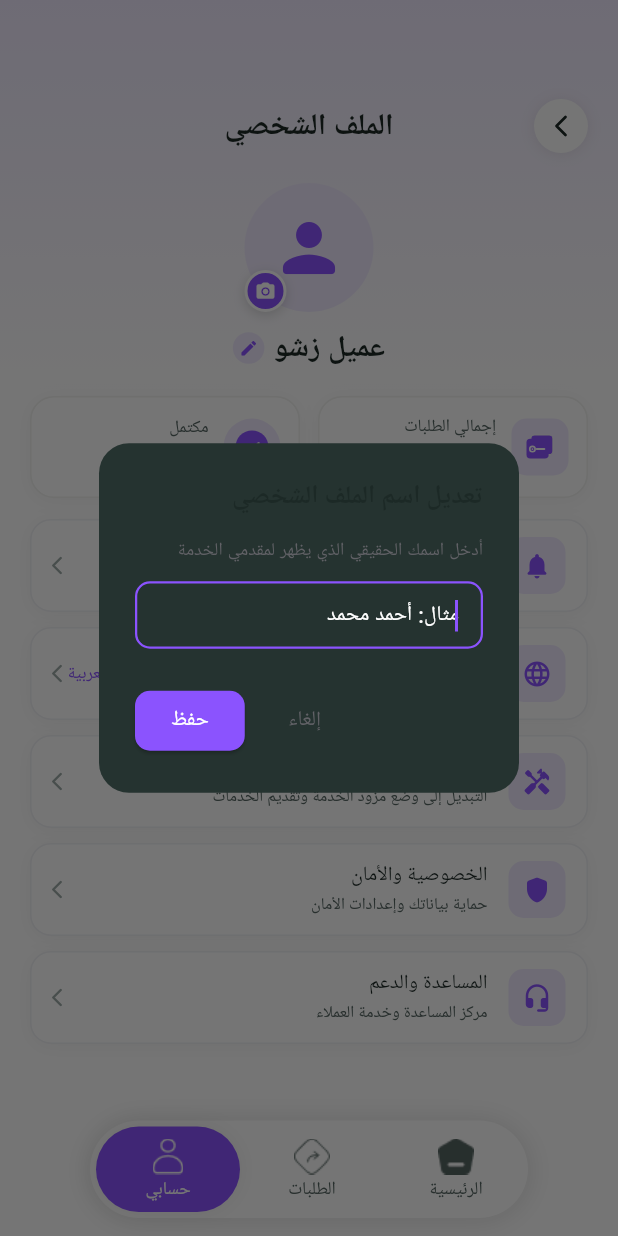
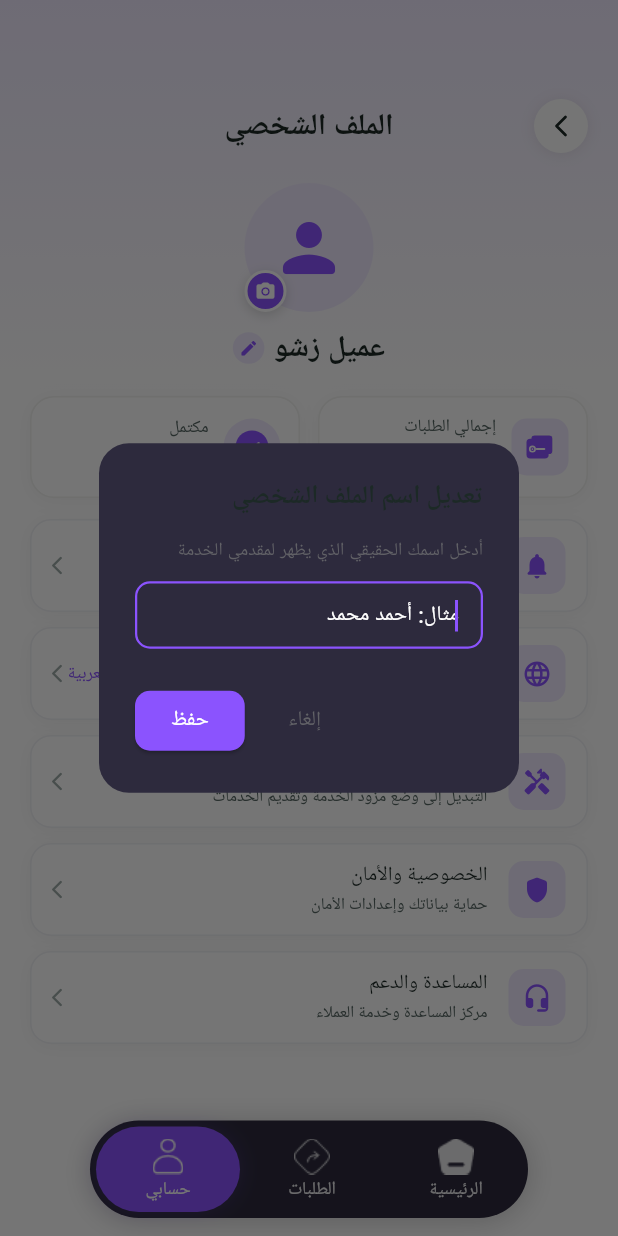
Before and after one commit to zeeshanrafiq716/Qareeb, a Flutter app: the screen it shows after launch, after a tap on "عميل زشو", on a phone screen of 412 x 824 dp. Run offline on Flutter 3.47's test engine with Material 3 defaults, Android fonts, the phone set to English and light mode, and no system bars; our stand-ins replace dio, flutter_riverpod, geolocator, google_fonts, image_picker, shared_preferences; missing offline and left inert: dart:html, dart:js; accounts and stored records are empty; network calls fail; Roboto replaces fonts that are missing (Cairo).

Commit message:
style: update tabs and buttons to dark #2D2A3D with white text and purple #8B53FE selection

```diff
--- a/mobile/lib/core/theme/app_colors.dart
+++ b/mobile/lib/core/theme/app_colors.dart
@@ -10,10 +10,12 @@ import 'package:flutter/material.dart';
 class AppColors {
   AppColors._();
 
-  // Core Brand Colors (Updated to brand purple)
-  static const Color primary = Color(0xFF8B53FE);
+  // Core Brand Colors
+  static const Color primary = Color(0xFF8B53FE); // Brand purple selection color #8B53FE
   static const Color primaryLight = Color(0xFFA67AFE);
   static const Color primaryDark = Color(0xFF7032F0);
+  static const Color darkTabs = Color(0xFF2D2A3D); // Brand dark black for tabs and unselected buttons #2D2A3D
+  static const Color brandPurple = Color(0xFF8B53FE); // Brand purple selection #8B53FE
 
   // Brand Accents
   static const Color mintAccent = Color(0xFFA67AFE);
--- a/mobile/lib/core/theme/app_theme.dart
+++ b/mobile/lib/core/theme/app_theme.dart
@@ -13,13 +13,24 @@ class AppTheme {
       scaffoldBackgroundColor: AppColors.background,
       primaryColor: AppColors.primary,
       colorScheme: const ColorScheme.dark(
-        primary: AppColors.primary,
-        secondary: AppColors.mintAccent,
-        surface: AppColors.surfaceDark,
+        primary: AppColors.brandPurple,
+        secondary: AppColors.brandPurple,
+        surface: AppColors.darkTabs,
         error: Color(0xFFFF5252),
         onPrimary: AppColors.textWhite,
         onSecondary: AppColors.background,
         onSurface: AppColors.textWhite,
+      ),
+      elevatedButtonTheme: ElevatedButtonThemeData(
+        style: ElevatedButton.styleFrom(
+          backgroundColor: AppColors.brandPurple,
+          foregroundColor: Colors.white,
+        ),
+      ),
+      tabBarTheme: const TabBarTheme(
+        indicatorColor: AppColors.brandPurple,
+        labelColor: Colors.white,
+        unselectedLabelColor: Colors.white,
       ),
       textTheme: GoogleFonts.interTextTheme().apply(
         fontFamilyFallback: const ['Cairo', 'Tajawal', 'Inter', 'Roboto', 'Segoe UI', 'Arial', 'sans-serif'],
--- a/mobile/lib/features/home/presentation/widgets/bottom_nav_bar_widget.dart
+++ b/mobile/lib/features/home/presentation/widgets/bottom_nav_bar_widget.dart
@@ -77,14 +77,14 @@ class _BottomNavBarWidgetState extends ConsumerState<BottomNavBarWidget> {
         right: 0.0,
       ),
       decoration: BoxDecoration(
-        color: const Color(0xFFFFFFFF),
+        color: const Color(0xFF2D2A3D),
         borderRadius: BorderRadius.circular(60.0),
         boxShadow: const [
           BoxShadow(
-            color: Color(0x1F000000), // 0px 1px 16px 0px #0000001F
+            color: Color(0x33000000), // 0px 1px 16px 0px #00000033
             blurRadius: 16.0,
             spreadRadius: 0.0,
-            offset: Offset(0, 1),
+            offset: Offset(0, 2),
           ),
         ],
       ),
@@ -131,8 +131,8 @@ class _BottomNavBarWidgetState extends ConsumerState<BottomNavBarWidget> {
   }) {
     final int effectiveCurrent = widget.currentIndex ?? _currentIndex;
     final bool isSelected = effectiveCurrent == index;
-    final Color textColor = isSelected ? const Color(0xFFFFFFFF) : const Color(0xFF566663);
-    final Color iconColor = isSelected ? const Color(0xFFFFFFFF) : const Color(0xFF566663);
+    final Color textColor = isSelected ? const Color(0xFFFFFFFF) : const Color(0xFFFFFFFF).withValues(alpha: 0.90);
+    final Color iconColor = isSelected ? const Color(0xFFFFFFFF) : const Color(0xFFFFFFFF).withValues(alpha: 0.90);
 
     return MouseRegion(
       cursor: SystemMouseCursors.click,
@@ -147,7 +147,7 @@ class _BottomNavBarWidgetState extends ConsumerState<BottomNavBarWidget> {
           boxShadow: isSelected
               ? const [
                   BoxShadow(
-                    color: Color(0x0F000000), // 0px 0px 12px 0px #0000000F
+                    color: Color(0x338B53FE),
                     blurRadius: 12.0,
                     spreadRadius: 0.0,
                     offset: Offset(0, 0),
@@ -160,8 +160,8 @@ class _BottomNavBarWidgetState extends ConsumerState<BottomNavBarWidget> {
           borderRadius: BorderRadius.circular(60.0),
           child: InkWell(
             borderRadius: BorderRadius.circular(60.0),
-            splashColor: const Color(0xFF8B53FE).withValues(alpha: 0.15),
-            highlightColor: const Color(0xFF8B53FE).withValues(alpha: 0.08),
+            splashColor: const Color(0xFF8B53FE).withValues(alpha: 0.25),
+            highlightColor: const Color(0xFF8B53FE).withValues(alpha: 0.12),
             onTap: () => _handleTabTap(index),
             child: Padding(
               padding: const EdgeInsets.symmetric(horizontal: 12.0),
--- a/mobile/lib/features/home/presentation/widgets/language_toggle_widget.dart
+++ b/mobile/lib/features/home/presentation/widgets/language_toggle_widget.dart
@@ -27,20 +27,20 @@ class LanguageToggleWidget extends ConsumerWidget {
         height: height,
         padding: const EdgeInsets.all(2.5),
         decoration: BoxDecoration(
-          color: Colors.white,
+          color: const Color(0xFF2D2A3D),
           borderRadius: BorderRadius.circular(height / 2.0),
           border: Border.all(
-            color: const Color(0xFF8B53FE).withValues(alpha: 0.22),
+            color: const Color(0xFF8B53FE).withValues(alpha: 0.4),
             width: 1.0,
           ),
           boxShadow: [
             BoxShadow(
-              color: const Color(0xFF8B53FE).withValues(alpha: 0.08),
+              color: const Color(0xFF8B53FE).withValues(alpha: 0.15),
               blurRadius: 8.0,
               offset: const Offset(0, 2),
             ),
             const BoxShadow(
-              color: Color(0x0A000000),
+              color: Color(0x1F000000),
               blurRadius: 4.0,
               offset: Offset(0, 1),
             ),
@@ -96,13 +96,13 @@ class LanguageToggleWidget extends ConsumerWidget {
         ? GoogleFonts.cairo(
             fontSize: 11.0,
             fontWeight: isSelected ? FontWeight.w700 : FontWeight.w500,
-            color: isSelected ? Colors.white : const Color(0xFF566663),
+            color: Colors.white,
             height: 1.15,
           )
         : GoogleFonts.inter(
             fontSize: 11.0,
             fontWeight: isSelected ? FontWeight.w700 : FontWeight.w500,
-            color: isSelected ? Colors.white : const Color(0xFF566663),
+            color: Colors.white,
             height: 1.15,
             letterSpacing: 0.2,
           );
--- a/mobile/lib/features/requests/presentation/requests_screen.dart
+++ b/mobile/lib/features/requests/presentation/requests_screen.dart
@@ -259,7 +259,7 @@ class _RequestsScreenState extends ConsumerState<RequestsScreen> {
                                           decoration: BoxDecoration(
                                             color: _activeFilterIndex == 0
                                                 ? const Color(0xFF8B53FE)
-                                                : const Color(0xFFF2F5F4),
+                                                : const Color(0xFF2D2A3D),
                                             borderRadius:
                                                 BorderRadius.circular(12.0),
                                           ),
@@ -291,13 +291,7 @@ class _RequestsScreenState extends ConsumerState<RequestsScreen> {
                                                     fontSize: 14.0,
                                                     fontWeight:
                                                         FontWeight.w500,
-                                                    color:
-                                                        _activeFilterIndex ==
-                                                                0
-                                                            ? const Color(
-                                                                0xFFFFFFFF)
-                                                            : const Color(
-                                                                0xFF1C2926),
+                                                    color: const Color(0xFFFFFFFF),
                                                     height: 1.15,
                                                     letterSpacing: 0.0,
                                                   ),
@@ -326,7 +320,7 @@ class _RequestsScreenState extends ConsumerState<RequestsScreen> {
                                           decoration: BoxDecoration(
                                             color: _activeFilterIndex == 1
                                                 ? const Color(0xFF8B53FE)
-                                                : const Color(0xFFF2F5F4),
+                                                : const Color(0xFF2D2A3D),
                                             borderRadius:
                                                 BorderRadius.circular(12.0),
                                           ),
@@ -358,13 +352,7 @@ class _RequestsScreenState extends ConsumerState<RequestsScreen> {
                                                     fontSize: 14.0,
                                                     fontWeight:
                                                         FontWeight.w500,
-                                                    color:
-                                                        _activeFilterIndex ==
-                                                                1
-                                                            ? const Color(
-                                                                0xFFFFFFFF)
-                                                            : const Color(
-                                                                0xFF1C2926),
+                                                    color: const Color(0xFFFFFFFF),
                                                     height: 1.15,
                                                     letterSpacing: 0.0,
                                                   ),
```
Also changed, not shown: mobile/lib/features/location/presentation/find_provider_screen.dart (+4 -4 lines), mobile/lib/features/location/presentation/send_location_screen.dart (+12 -3 lines), mobile/lib/features/profile/presentation/privacy_security_screen.dart (+6 -6 lines), mobile/lib/features/provider/requests/presentation/provider_requests_screen.dart (+3 -7 lines).
